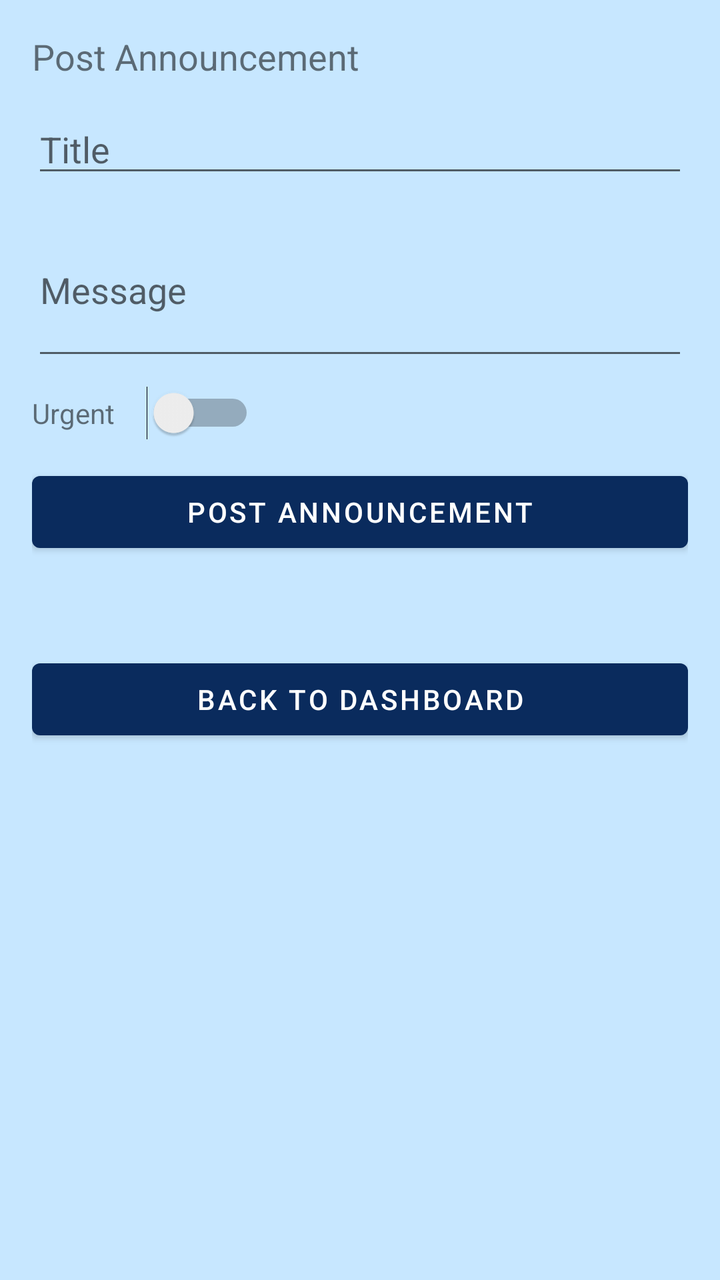
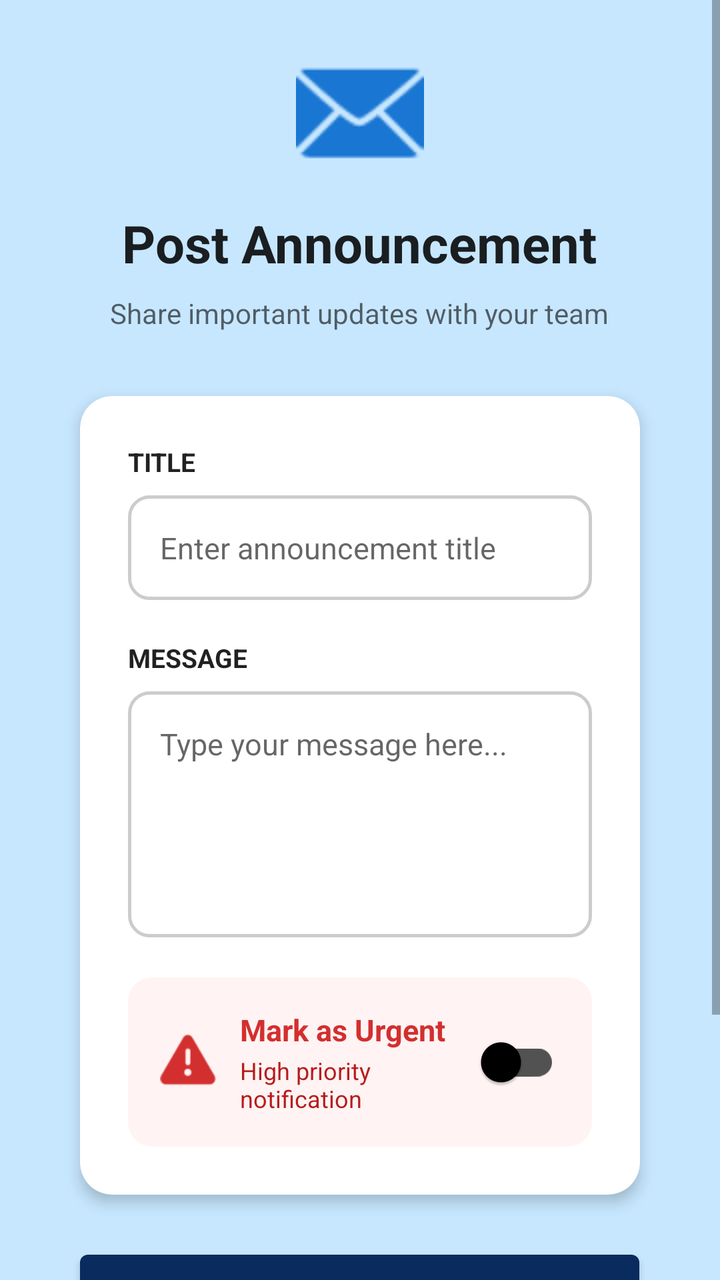

Before-and-after screenshots of an Android layout around one commit, followed by the original layout XML and the change that was made.
<!-- AndroidManifest.xml: application theme Theme.NurtureNest -->
<!-- res/layout/activity_notification.xml -->
<?xml version="1.0" encoding="utf-8"?>
<ScrollView xmlns:android="http://schemas.android.com/apk/res/android"
    xmlns:app="http://schemas.android.com/apk/res-auto"
    xmlns:tools="http://schemas.android.com/tools"
    android:id="@+id/main"
    android:layout_width="match_parent"
    android:layout_height="match_parent"
    tools:context=".NotificationActivity"
    android:padding="16dp">

    <LinearLayout
        android:orientation="vertical"
        android:layout_width="match_parent"
        android:layout_height="wrap_content">

        <TextView
            android:text="Post Announcement"
            android:textSize="18sp"
            android:layout_marginBottom="12dp"
            android:layout_width="match_parent"
            android:layout_height="wrap_content"/>

        <EditText
            android:id="@+id/etTitle"
            android:hint="Title"
            android:layout_width="match_parent"
            android:layout_height="wrap_content"/>

        <EditText
            android:id="@+id/etMessage"
            android:hint="Message"
            android:layout_marginTop="8dp"
            android:inputType="textMultiLine"
            android:minLines="3"
            android:layout_width="match_parent"
            android:layout_height="wrap_content"/>

        <LinearLayout
            android:orientation="horizontal"
            android:layout_marginTop="8dp"
            android:layout_width="match_parent"
            android:layout_height="wrap_content">

            <TextView
                android:text="Urgent"
                android:layout_gravity="center_vertical"
                android:layout_width="wrap_content"
                android:layout_height="wrap_content" />

            <Switch
                android:id="@+id/switchUrgent"
                android:layout_marginStart="16dp"
                android:layout_width="wrap_content"
                android:layout_height="wrap_content"/>

        </LinearLayout>

        <Button
            android:id="@+id/btnPost"
            android:text="Post Announcement"
            android:layout_marginTop="12dp"
            android:layout_width="match_parent"
            android:layout_height="wrap_content"/>

        <TextView
            android:id="@+id/tvStatus"
            android:layout_marginTop="12dp"
            android:text=""
            android:textSize="16sp"
            android:layout_width="match_parent"
            android:layout_height="wrap_content"/>

        <Button
            android:id="@+id/btnHome"
            android:text="Back to Dashboard"
            android:layout_marginTop="12dp"
            android:layout_width="match_parent"
            android:layout_height="wrap_content"/>
    </LinearLayout>

</ScrollView>
<!-- resources referenced by this layout -->
<resources>
  <style name="Theme.NurtureNest" parent="Theme.MaterialComponents.DayNight.NoActionBar">
          <item name="colorPrimary">#0A2B5D</item>
          <item name="colorOnPrimary">#FFFFFF</item>
          <item name="colorSurface">#000000</item>
          <item name="colorOnSurface">#FFFFFF</item>
          <item name="colorBackground">#C7E7FF</item>
          <item name="colorOnBackground">#1A1A1A</item>
          <item name="android:windowBackground">#C7E7FF</item>
      </style>
</resources>

<!-- the commit's change to res/layout/activity_notification.xml (unified diff, before → after) -->
@@ -5,77 +5,220 @@
     android:id="@+id/main"
     android:layout_width="match_parent"
     android:layout_height="match_parent"
-    tools:context=".NotificationActivity"
-    android:padding="16dp">
+    android:fillViewport="true"
+    tools:context=".NotificationActivity">
 
     <LinearLayout
+        android:layout_width="match_parent"
+        android:layout_height="wrap_content"
         android:orientation="vertical"
-        android:layout_width="match_parent"
-        android:layout_height="wrap_content">
+        android:padding="24dp"
+        android:gravity="center_horizontal">
+
+        
+        <ImageView
+            android:layout_width="64dp"
+            android:layout_height="64dp"
+            android:src="@android:drawable/ic_dialog_email"
+            app:tint="#1976D2"
+            android:contentDescription="@string/announcement_icon_desc"
+            android:layout_marginBottom="16dp"
+            tools:ignore="ContentDescription" />
 
         <TextView
-            android:text="Post Announcement"
-            android:textSize="18sp"
-            android:layout_marginBottom="12dp"
+            android:layout_width="wrap_content"
+            android:layout_height="wrap_content"
+            android:text="@string/post_announcement_title"
+            android:textSize="26sp"
+            android:textStyle="bold"
+            android:textColor="?android:attr/textColorPrimary"
+            android:layout_marginBottom="8dp" />
+
+        <TextView
+            android:layout_width="wrap_content"
+            android:layout_height="wrap_content"
+            android:text="@string/post_announcement_subtitle"
+            android:textSize="14sp"
+            android:textColor="?android:attr/textColorSecondary"
+            android:layout_marginBottom="32dp" />
+
+        
+        <androidx.cardview.widget.CardView
             android:layout_width="match_parent"
-            android:layout_height="wrap_content"/>
-
-        <EditText
-            android:id="@+id/etTitle"
-            android:hint="Title"
-            android:layout_width="match_parent"
-            android:layout_height="wrap_content"/>
-
-        <EditText
-            android:id="@+id/etMessage"
-            android:hint="Message"
-            android:layout_marginTop="8dp"
-            android:inputType="textMultiLine"
-            android:minLines="3"
-            android:layout_width="match_parent"
-            android:layout_height="wrap_content"/>
-
-        <LinearLayout
-            android:orientation="horizontal"
-            android:layout_marginTop="8dp"
-            android:layout_width="match_parent"
-            android:layout_height="wrap_content">
-
-            <TextView
-                android:text="Urgent"
-                android:layout_gravity="center_vertical"
-                android:layout_width="wrap_content"
-                android:layout_height="wrap_content" />
-
-            <Switch
-                android:id="@+id/switchUrgent"
-                android:layout_marginStart="16dp"
-                android:layout_width="wrap_content"
-                android:layout_height="wrap_content"/>
-
-        </LinearLayout>
-
+            android:layout_height="wrap_content"
+            android:layout_marginStart="16dp"
+            android:layout_marginEnd="16dp"
+            android:maxWidth="488dp"
+            app:cardCornerRadius="16dp"
+            app:cardElevation="4dp"
+            android:layout_marginBottom="24dp">
+
+            <LinearLayout
+                android:layout_width="match_parent"
+                android:layout_height="wrap_content"
+                android:orientation="vertical"
+                android:padding="24dp">
+
+                
+                <TextView
+                    android:layout_width="wrap_content"
+                    android:layout_height="wrap_content"
+                    android:text="@string/label_title"
+                    android:textSize="13sp"
+                    android:textStyle="bold"
+                    android:textColor="?android:attr/textColorPrimary"
+                    android:layout_marginBottom="8dp" />
+
+                <EditText
+                    android:id="@+id/etTitle"
+                    android:layout_width="wrap_content"
+                    android:layout_height="wrap_content"
+                    android:hint="@string/hint_title"
+                    android:padding="16dp"
+                    android:minHeight="48dp"
+                    android:minWidth="280dp"
+                    android:maxWidth="400dp"
+                    android:layout_gravity="center_horizontal"
+                    android:background="@drawable/input_border"
+                    android:textSize="15sp"
+                    android:maxLines="1"
+                    android:inputType="textCapSentences"
+                    android:autofillHints="announcementTitle"
+                    android:layout_marginBottom="20dp" />
+
+                
+                <TextView
+                    android:layout_width="wrap_content"
+                    android:layout_height="wrap_content"
+                    android:text="@string/label_message"
+                    android:textSize="13sp"
+                    android:textStyle="bold"
+                    android:textColor="?android:attr/textColorPrimary"
+                    android:layout_marginBottom="8dp" />
+
+                <EditText
+                    android:id="@+id/etMessage"
+                    android:layout_width="wrap_content"
+                    android:layout_height="wrap_content"
+                    android:hint="@string/hint_message"
+                    android:padding="16dp"
+                    android:minWidth="280dp"
+                    android:maxWidth="440dp"
+                    android:layout_gravity="center_horizontal"
+                    android:background="@drawable/input_border"
+                    android:textSize="15sp"
+                    android:inputType="textMultiLine|textCapSentences"
+                    android:minLines="5"
+                    android:gravity="top"
+                    android:scrollbars="vertical"
+                    android:autofillHints="announcementMessage"
+                    android:layout_marginBottom="20dp" />
+
+                
+                <androidx.cardview.widget.CardView
+                    android:layout_width="match_parent"
+                    android:layout_height="wrap_content"
+                    app:cardCornerRadius="12dp"
+                    app:cardBackgroundColor="#FFF3F3"
+                    app:cardElevation="0dp">
+
+                    <LinearLayout
+                        android:layout_width="match_parent"
+                        android:layout_height="wrap_content"
+                        android:orientation="horizontal"
+                        android:padding="16dp"
+                        android:gravity="center_vertical"
+                        android:minHeight="56dp">
+
+                        <ImageView
+                            android:layout_width="28dp"
+                            android:layout_height="28dp"
+                            android:src="@android:drawable/ic_dialog_alert"
+                            app:tint="#D32F2F"
+                            android:contentDescription="@string/urgent_icon_desc"
+                            tools:ignore="ContentDescription" />
+
+                        <LinearLayout
+                            android:layout_width="0dp"
+                            android:layout_height="wrap_content"
+                            android:layout_weight="1"
+                            android:orientation="vertical"
+                            android:layout_marginStart="12dp">
+
+                            <TextView
+                                android:layout_width="wrap_content"
+                                android:layout_height="wrap_content"
+                                android:text="@string/urgent_label"
+                                android:textSize="15sp"
+                                android:textStyle="bold"
+                                android:textColor="#D32F2F" />
+
+                            <TextView
+                                android:layout_width="wrap_content"
+                                android:layout_height="wrap_content"
+                                android:text="@string/urgent_description"
+                                android:textSize="12sp"
+                                android:textColor="#B71C1C"
+                                android:layout_marginTop="2dp" />
+
+                        </LinearLayout>
+
+                        <com.google.android.material.switchmaterial.SwitchMaterial
+                            android:id="@+id/switchUrgent"
+                            android:layout_width="wrap_content"
+                            android:layout_height="wrap_content"
+                            android:minWidth="48dp"
+                            android:minHeight="48dp"
+                            android:contentDescription="@string/urgent_switch_desc" />
+
+                    </LinearLayout>
+
+                </androidx.cardview.widget.CardView>
+
+            </LinearLayout>
+
+        </androidx.cardview.widget.CardView>
+
+        
         <Button
             android:id="@+id/btnPost"
-            android:text="Post Announcement"
-            android:layout_marginTop="12dp"
-            android:layout_width="match_parent"
-            android:layout_height="wrap_content"/>
+            android:layout_width="wrap_content"
+            android:layout_height="56dp"
+            android:text="@string/btn_post_announcement"
+            android:textSize="16sp"
+            android:textStyle="bold"
+            android:minWidth="240dp"
+            android:maxWidth="320dp"
+            android:paddingStart="40dp"
+            android:paddingEnd="40dp"
+            android:layout_marginBottom="16dp" />
 
         <TextView
             android:id="@+id/tvStatus"
-            android:layout_marginTop="12dp"
+            android:layout_width="wrap_content"
+            android:layout_height="wrap_content"
             android:text=""
-            android:textSize="16sp"
-            android:layout_width="match_parent"
-            android:layout_height="wrap_content"/>
+            android:textSize="14sp"
+            android:textAlignment="center"
+            android:textColor="?android:attr/textColorPrimary"
+            android:textStyle="bold"
+            android:minHeight="24dp"
+            android:maxWidth="488dp"
+            android:layout_marginBottom="12dp" />
 
         <Button
             android:id="@+id/btnHome"
-            android:text="Back to Dashboard"
-            android:layout_marginTop="12dp"
-            android:layout_width="match_parent"
-            android:layout_height="wrap_content"/>
+            style="@style/Widget.AppCompat.Button.Borderless"
+            android:layout_width="wrap_content"
+            android:layout_height="54dp"
+            android:text="@string/btn_back_dashboard"
+            android:textSize="15sp"
+            android:textColor="#424242"
+            android:minWidth="240dp"
+            android:maxWidth="320dp"
+            android:paddingStart="40dp"
+            android:paddingEnd="40dp" />
+
     </LinearLayout>
 
 </ScrollView>
<!-- resource entries referenced after the edit -->
@@ -1,5 +1,27 @@
 <!-- resources referenced by this layout -->
 <resources>
+  <!-- drawable input_border (drawable) -->
+  <?xml version="1.0" encoding="utf-8"?>
+  <shape xmlns:android="http://schemas.android.com/apk/res/android">
+      <stroke
+          android:width="1.5dp"
+          android:color="#CCCCCC" />
+      <corners android:radius="10dp" />
+      <solid android:color="#FFFFFF" />
+  </shape>
+  <string name="announcement_icon_desc">Announcement icon</string>
+  <string name="btn_back_dashboard">Back to Dashboard</string>
+  <string name="btn_post_announcement">Post Announcement</string>
+  <string name="hint_message">Type your message here...</string>
+  <string name="hint_title">Enter announcement title</string>
+  <string name="label_message">MESSAGE</string>
+  <string name="label_title">TITLE</string>
+  <string name="post_announcement_subtitle">Share important updates with your team</string>
+  <string name="post_announcement_title">Post Announcement</string>
+  <string name="urgent_description">High priority notification</string>
+  <string name="urgent_icon_desc">Urgent alert icon</string>
+  <string name="urgent_label">Mark as Urgent</string>
+  <string name="urgent_switch_desc">Toggle urgent priority for announcement</string>
   <style name="Theme.NurtureNest" parent="Theme.MaterialComponents.DayNight.NoActionBar">
           <item name="colorPrimary">#0A2B5D</item>
           <item name="colorOnPrimary">#FFFFFF</item>
